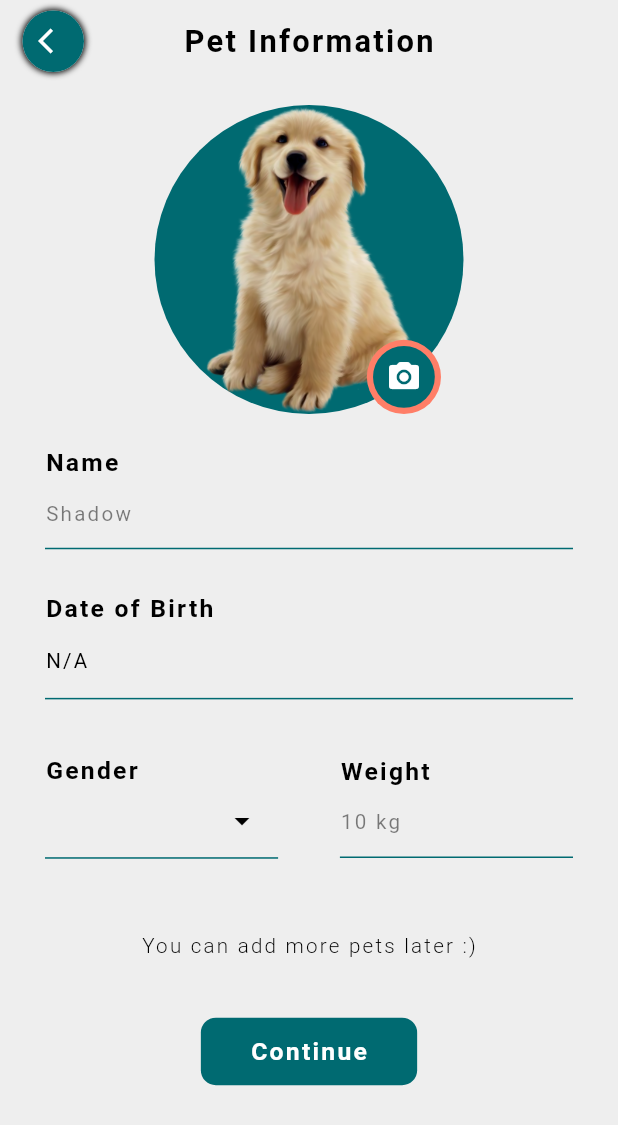
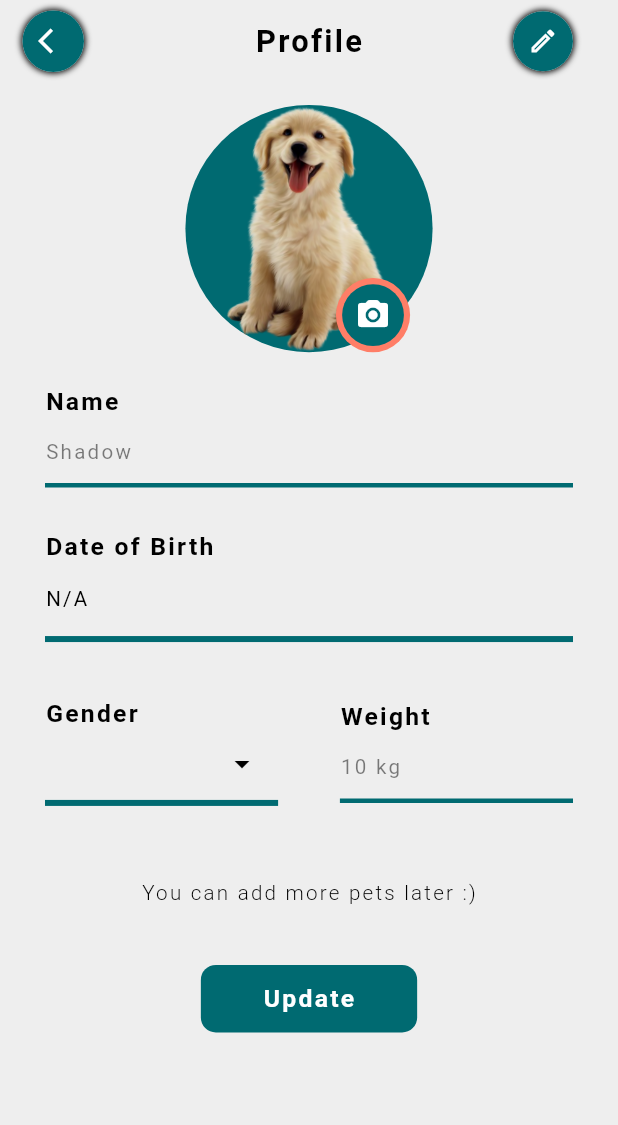
Before and after one commit to GayanLakmalWAD/pfotenapp, a Flutter app: the ChoosePetScreen screen opened directly, after a tap on "SELECT", on a phone screen of 412 x 824 dp. Shown: the top 1125 px of the screen. Run offline on Flutter 3.47's test engine with Material 2 defaults, Android fonts, the phone set to English and light mode, and no system bars; drawn by our look-alikes of dropdown_search; our stand-ins replace animated_bottom_navigation_bar, auto_size_text, date_picker_timeline, expandable, flutter_datetime_picker, settings_ui and 3 more; missing offline and left inert: sliding_switch; statements that could not run were skipped.

Commit message:
pet profile and custom app bar action edited

```diff
--- a/lib/reuasble/customAppBar.dart
+++ b/lib/reuasble/customAppBar.dart
@@ -55,13 +55,10 @@ class CustomAppBar extends StatelessWidget implements PreferredSizeWidget {
         isAction
             ? Padding(
                 padding: const EdgeInsets.only(right: Dimensions.paddingOverLarge),
-                child: GestureDetector(
-                  onTap: iconOnTap,
-                  child: Icon(
-                    iconData,
-                    color: kColorWhite,
-                  ),
-                ),
+                child: CustomCircleButton(
+                  iconOnTap: iconOnTap,
+                  iconData: iconData,
+                )
               )
             : const SizedBox.shrink()
       ],
--- a/lib/reuasble/customTextField.dart
+++ b/lib/reuasble/customTextField.dart
@@ -66,10 +66,10 @@ class _CustomTextFieldState extends State<CustomTextField> {
           inputFormatters: (widget.textFieldName == "Weight") ? [FilteringTextInputFormatter.digitsOnly] : [],
           decoration: InputDecoration(
               enabledBorder: const UnderlineInputBorder(
-                borderSide: BorderSide(color: primaryColor),
+                borderSide: BorderSide(color: primaryColor, width: 3),
               ),
               focusedBorder: const UnderlineInputBorder(
-                borderSide: BorderSide(color: secondaryColor),
+                borderSide: BorderSide(color: secondaryColor, width: 3),
               ),
               labelStyle:  robotoRegularTextStyle.copyWith(
                 fontWeight: FontWeight.w300,
--- a/lib/screens/bottom_Nav.dart
+++ b/lib/screens/bottom_Nav.dart
@@ -2,13 +2,12 @@ import 'package:animated_bottom_navigation_bar/animated_bottom_navigation_bar.da
 import 'package:animations/animations.dart';
 import 'package:auto_size_text/auto_size_text.dart';
 import 'package:flutter/material.dart';
-import 'package:flutter/services.dart';
 import 'package:pfoten/screens/createEditReminderScreen.dart';
 import 'package:pfoten/screens/homeScreen.dart';
-import 'package:pfoten/screens/onboarding_screen.dart';
 import 'package:pfoten/screens/settings_screen.dart';
 import 'package:pfoten/utils/colors.dart';
 
+import 'choosePetScreen.dart';
 import 'explore_screen.dart';
 
 class MyHomePage extends StatefulWidget {
@@ -37,7 +36,7 @@ class _MyHomePageState extends State<MyHomePage>
   final screenList = const [
     HomeScreen(),
     ExploreScreen(),
-    HomeScreen(),
+    ChoosePetScreen(),
     SettingsScreen(),
   ];
 
--- a/lib/screens/choosePetScreen.dart
+++ b/lib/screens/choosePetScreen.dart
@@ -1,11 +1,10 @@
 import 'dart:ui';
+
 import 'package:flutter/material.dart';
-import 'package:pfoten/reuasble/customAppBar.dart';
-import 'package:pfoten/screens/getPetDetailsScreen.dart';
+import 'package:pfoten/screens/petProfile.dart';
 import 'package:pfoten/utils/colors.dart';
 import 'package:pfoten/utils/dimensions.dart';
 import 'package:pfoten/utils/textStyles.dart';
-import 'package:sizer/sizer.dart';
 
 class Pet {
   final String? url;
@@ -16,11 +15,11 @@ class Pet {
 
 const pets = [
   Pet(
-      url: 'images/dog1.jfif', title: 'DOG'),
+      url: 'images/dog1.jfif', title: 'TOMMY'),
   Pet(
       url:
       'images/cat1.jfif',
-      title: 'CAT'),
+      title: 'GARFIELD'),
 ];
 
 class ChoosePetScreen extends StatefulWidget {
@@ -61,16 +60,16 @@ class _ChoosePetScreenState extends State<ChoosePetScreen> {
 
     return Scaffold(
       extendBodyBehindAppBar: true,
-      appBar: CustomAppBar(
-        title: "",
-        isBackButtonExist: true,
-        isAction: false,
-        backOnTap: () {
-          Navigator.pop(context);
-        },
-        iconData: Icons.create_outlined,
-        iconOnTap: () {},
-      ),
+      // appBar: CustomAppBar(
+      //   title: "",
+      //   isBackButtonExist: false,
+      //   isAction: false,
+      //   backOnTap: () {
+      //     Navigator.pop(context);
+      //   },
+      //   iconData: Icons.create_outlined,
+      //   iconOnTap: () {},
+      // ),
       body: Stack(
         children: [
           Positioned.fill(
@@ -118,7 +117,7 @@ class _ChoosePetScreenState extends State<ChoosePetScreen> {
             ),
           ),
           Padding(
-            padding: const EdgeInsets.only(bottom: 16.0),
+            padding: const EdgeInsets.only(bottom: 100.0),
             child: PageView.builder(
                 itemCount: pets.length,
                 controller: pageController,
@@ -145,7 +144,7 @@ class _ChoosePetScreenState extends State<ChoosePetScreen> {
                           ),
                           clipBehavior: Clip.hardEdge,
                           child: SizedBox(
-                            height: size.height / 1.5,
+                            height: size.height / 1.8,
                             width: size.width,
                             child: Column(
                               mainAxisSize: MainAxisSize.min,
@@ -188,13 +187,13 @@ class _ChoosePetScreenState extends State<ChoosePetScreen> {
           ),
           Positioned(
             left: size.width / 3.3,
-            bottom: 40,
+            bottom: 130,
             width: size.width / 2.5,
             child: GestureDetector(
               onTap: (){
                 Navigator.push(
                   context,
-                  MaterialPageRoute(builder: (context) => const GetPetDetailsScreen()),
+                  MaterialPageRoute(builder: (context) => PetProfileScreen()),
                 );
               },
               child: Container(
--- a/lib/screens/getPetDetailsScreen.dart
+++ b/lib/screens/petProfile.dart
@@ -1,5 +1,5 @@
+import 'package:flutter/material.dart';
 import 'package:dropdown_search/dropdown_search.dart';
-import 'package:flutter/material.dart';
 import 'package:flutter_datetime_picker/flutter_datetime_picker.dart';
 import 'package:pfoten/reuasble/customAppBar.dart';
 import 'package:pfoten/reuasble/customTextField.dart';
@@ -10,25 +10,20 @@ import 'package:intl/intl.dart';
 import '../utils/textStyles.dart';
 import 'bottom_Nav.dart';
 
-class GetPetDetailsScreen extends StatefulWidget {
-  const GetPetDetailsScreen({Key? key}) : super(key: key);
+class PetProfileScreen extends StatefulWidget {
+  PetProfileScreen({Key? key}) : super(key: key);
 
   @override
-  _GetPetDetailsScreenState createState() => _GetPetDetailsScreenState();
+  State<PetProfileScreen> createState() => _PetProfileScreenState();
 }
 
-class _GetPetDetailsScreenState extends State<GetPetDetailsScreen> {
+class _PetProfileScreenState extends State<PetProfileScreen> {
   final nameController = TextEditingController();
   final ageController = TextEditingController();
   final genderController = TextEditingController();
   final weightController = TextEditingController();
+
   String dob = "N/A";
-
-  @override
-  void dispose() {
-    nameController.dispose();
-    super.dispose();
-  }
 
   bool? validateMobile(String value) {
     if (value.length < 9) {
@@ -50,6 +45,7 @@ class _GetPetDetailsScreenState extends State<GetPetDetailsScreen> {
   }
 
   String? selectedValue;
+
   List<String> items = [
     'Male',
     'Female',
@@ -59,9 +55,9 @@ class _GetPetDetailsScreenState extends State<GetPetDetailsScreen> {
   Widget build(BuildContext context) {
     return Scaffold(
       appBar: CustomAppBar(
-        title: "Pet Information",
+        title: "Profile",
         isBackButtonExist: true,
-        isAction: false,
+        isAction: true,
         backOnTap: () {
           Navigator.pop(context);
         },
@@ -92,8 +88,8 @@ class _GetPetDetailsScreenState extends State<GetPetDetailsScreen> {
                                 // _showPicker(context);
                               },
                               child: SizedBox(
-                                height: 25.h,
-                                width: 25.h,
+                                height: 20.h,
+                                width: 20.h,
                                 child: CircleAvatar(
                                   backgroundColor: primaryColor,
                                   child: Image.asset("images/dog.png"),
@@ -226,7 +222,7 @@ class _GetPetDetailsScreenState extends State<GetPetDetailsScreen> {
                                     ),
                                   ),
                                   Container(
-                                      height: 1,
+                                      height: 4,
                                       color: primaryColor
                                   )
                                 ],
@@ -275,7 +271,7 @@ class _GetPetDetailsScreenState extends State<GetPetDetailsScreen> {
                                       ),
 
                                       Container(
-                                          height: 1,
+                                          height: 4,
                                           color: primaryColor
                                       )
                                     ],
@@ -342,7 +338,7 @@ class _GetPetDetailsScreenState extends State<GetPetDetailsScreen> {
                                     ),
                                     child: Center(
                                       child: Text(
-                                        'Continue',
+                                        'Update',
                                         style: robotoBoldTextStyle.copyWith(
                                             fontSize: Dimensions.fontSizeDefault,
                                             color: kColorWhite
--- a/lib/screens/settings_screen.dart
+++ b/lib/screens/settings_screen.dart
@@ -21,12 +21,25 @@ class SettingsScreen extends StatelessWidget {
       body: SettingsList(
         sections: [
           SettingsSection(
-            title: const Text('Common'),
+            title: const Text('Preferences'),
+            tiles: <SettingsTile>[
+              SettingsTile.navigation(
+                leading: const Icon(Icons.favorite_border),
+                title: const Text('Favorites'),
+              ),
+            ],
+          ),
+          SettingsSection(
+            title: const Text('Content'),
             tiles: <SettingsTile>[
               SettingsTile.navigation(
                 leading: const Icon(Icons.language),
                 title: const Text('Language'),
                 value: const Text('English'),
+              ),
+              SettingsTile.navigation(
+                leading: const Icon(Icons.shield_moon_outlined),
+                title: const Text('Dark Mode'),
               ),
             ],
           ),
```
Lines whose indentation alone changed are shown as unchanged.
